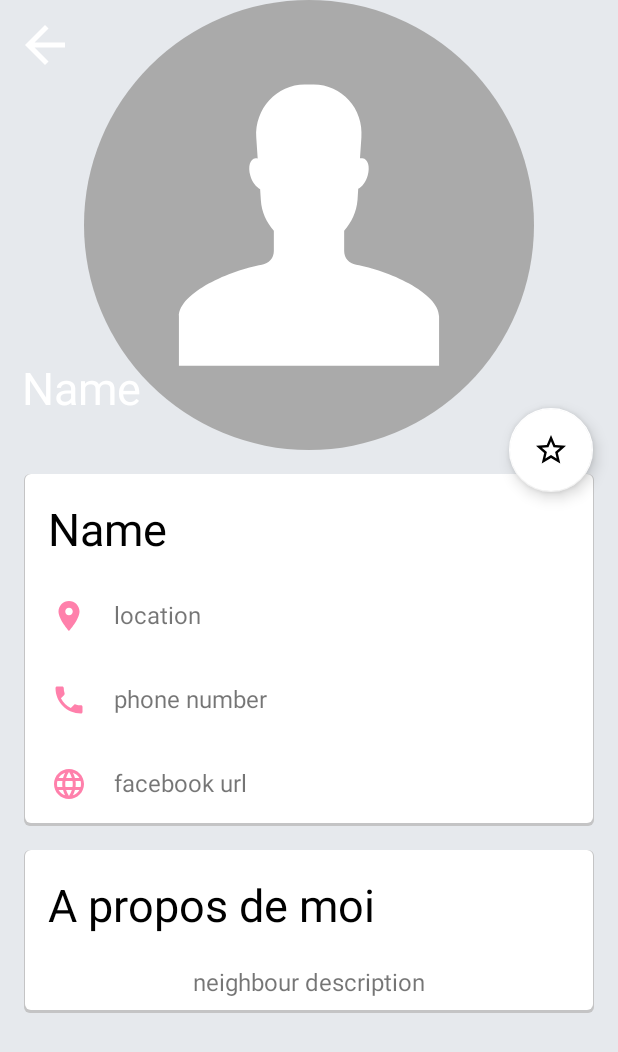
After one commit to axelrbe/Android_projet3, an Android app: the NeighbourInfoActivity screen opened directly, with no data from a screen before it, on a phone screen of 412 x 824 dp. The commit adds this screen. Shown: the top 1052 px of the screen. Run offline under Robolectric (Android 15) with nearby library versions, the phone set to English and light mode, and no system bars; our stand-ins replace ButterKnife; pictures from the network do not load.

Commit message:
add neighbour info page

```diff
--- a/app/src/main/AndroidManifest.xml
+++ b/app/src/main/AndroidManifest.xml
@@ -1,5 +1,6 @@
 <?xml version="1.0" encoding="utf-8"?>
 <manifest xmlns:android="http://schemas.android.com/apk/res/android"
+    xmlns:tools="http://schemas.android.com/tools"
     package="com.openclassrooms.entrevoisins">
 
     <uses-permission android:name="android.permission.INTERNET" />
@@ -12,6 +13,10 @@
         android:roundIcon="@mipmap/ic_launcher_round"
         android:supportsRtl="true"
         android:theme="@style/AppTheme">
+        <activity
+            android:name=".ui.neighbour_list.NeighbourInfoActivity"
+            android:exported="false"
+            android:theme="@style/AppTheme.NoActionBar" />
         <activity
             android:name=".ui.neighbour_list.AddNeighbourActivity"
             android:label="@string/activity_new_neighbour" />
--- a/app/src/main/java/com/openclassrooms/entrevoisins/model/Neighbour.java
+++ b/app/src/main/java/com/openclassrooms/entrevoisins/model/Neighbour.java
@@ -1,11 +1,14 @@
 package com.openclassrooms.entrevoisins.model;
+
+import android.os.Parcel;
+import android.os.Parcelable;
 
 import java.util.Objects;
 
 /**
  * Model object representing a Neighbour
  */
-public class Neighbour {
+public class Neighbour implements Parcelable {
 
     /** Identifier */
     private long id;
@@ -101,4 +104,36 @@ public class Neighbour {
     public int hashCode() {
         return Objects.hash(id);
     }
+
+    public static final Parcelable.Creator<Neighbour> CREATOR = new Parcelable.Creator<Neighbour>() {
+        public Neighbour createFromParcel(Parcel in) {
+            return new Neighbour(in);
+        }
+
+        public Neighbour[] newArray(int size) {
+            return new Neighbour[size];
+        }
+    };
+
+    private Neighbour(Parcel in) {
+        id = in.readInt();
+        name = in.readString();
+        avatarUrl = in.readString();
+        phoneNumber = in.readString();
+        address = in.readString();
+        aboutMe = in.readString();
+    }
+
+    public int describeContents() {
+        return 0;
+    }
+
+    public void writeToParcel(Parcel dest, int flags) {
+        dest.writeInt((int) id);
+        dest.writeString(name);
+        dest.writeString(avatarUrl);
+        dest.writeString(phoneNumber);
+        dest.writeString(address);
+        dest.writeString(aboutMe);
+    }
 }
--- a/app/src/main/java/com/openclassrooms/entrevoisins/ui/neighbour_list/MyNeighbourRecyclerViewAdapter.java
+++ b/app/src/main/java/com/openclassrooms/entrevoisins/ui/neighbour_list/MyNeighbourRecyclerViewAdapter.java
@@ -1,5 +1,9 @@
 package com.openclassrooms.entrevoisins.ui.neighbour_list;
 
+import android.annotation.SuppressLint;
+import android.content.Intent;
+import android.support.annotation.NonNull;
+import android.support.constraint.ConstraintLayout;
 import android.support.v7.widget.RecyclerView;
 import android.view.LayoutInflater;
 import android.view.View;
@@ -21,7 +25,9 @@ import java.util.List;
 import butterknife.BindView;
 import butterknife.ButterKnife;
 
-public class MyNeighbourRecyclerViewAdapter extends RecyclerView.Adapter<MyNeighbourRecyclerViewAdapter.ViewHolder> {
+public class MyNeighbourRecyclerViewAdapter extends RecyclerView.Adapter<MyNeighbourRecyclerViewAdapter.ViewHolder>{
+
+    public static final String NEIGHBOUR_INFO = "getNeighbourInfoWithExtra";
 
     private final List<Neighbour> mNeighbours;
 
@@ -29,6 +35,7 @@ public class MyNeighbourRecyclerViewAdapter extends RecyclerView.Adapter<MyNeigh
         mNeighbours = items;
     }
 
+    @NonNull
     @Override
     public ViewHolder onCreateViewHolder(ViewGroup parent, int viewType) {
         View view = LayoutInflater.from(parent.getContext())
@@ -45,11 +52,13 @@ public class MyNeighbourRecyclerViewAdapter extends RecyclerView.Adapter<MyNeigh
                 .apply(RequestOptions.circleCropTransform())
                 .into(holder.mNeighbourAvatar);
 
-        holder.mDeleteButton.setOnClickListener(new View.OnClickListener() {
-            @Override
-            public void onClick(View v) {
-                EventBus.getDefault().post(new DeleteNeighbourEvent(neighbour));
-            }
+        holder.mDeleteButton.setOnClickListener(v -> EventBus.getDefault().post(new DeleteNeighbourEvent(neighbour)));
+
+        //Listener sur tout les fragments
+        holder.mNeighbourCard.setOnClickListener(v -> {
+            Intent intent = new Intent(v.getContext(), NeighbourInfoActivity.class);
+            intent.putExtra(NEIGHBOUR_INFO, neighbour);
+            v.getContext().startActivity(intent);
         });
     }
 
@@ -58,13 +67,15 @@ public class MyNeighbourRecyclerViewAdapter extends RecyclerView.Adapter<MyNeigh
         return mNeighbours.size();
     }
 
-    public class ViewHolder extends RecyclerView.ViewHolder {
+    public static class ViewHolder extends RecyclerView.ViewHolder {
         @BindView(R.id.item_list_avatar)
         public ImageView mNeighbourAvatar;
         @BindView(R.id.item_list_name)
         public TextView mNeighbourName;
         @BindView(R.id.item_list_delete_button)
         public ImageButton mDeleteButton;
+        @BindView(R.id.neighbour_card)
+        public ConstraintLayout mNeighbourCard;
 
         public ViewHolder(View view) {
             super(view);
--- /dev/null
+++ b/app/src/main/java/com/openclassrooms/entrevoisins/ui/neighbour_list/NeighbourInfoActivity.java
@@ -0,0 +1,73 @@
+package com.openclassrooms.entrevoisins.ui.neighbour_list;
+
+import android.content.Intent;
+import android.os.Bundle;
+import android.support.design.widget.FloatingActionButton;
+import android.support.v7.app.AppCompatActivity;
+import android.util.Log;
+import android.widget.ImageView;
+import android.widget.TextView;
+
+import com.bumptech.glide.Glide;
+import com.openclassrooms.entrevoisins.R;
+import com.openclassrooms.entrevoisins.model.Neighbour;
+
+import java.io.Serializable;
+
+import butterknife.BindView;
+import butterknife.ButterKnife;
+
+public class NeighbourInfoActivity extends AppCompatActivity implements Serializable {
+    public static final String TAG = "neighbourInfo";
+
+    TextView neighbourName1;
+    TextView neighbourName2;
+    TextView neighbourDesc;
+    TextView neighbourFacebookUrl;
+    TextView neighbourPhoneNumber;
+    TextView neighbourAddress;
+    ImageView profileImage;
+    FloatingActionButton neighbourFavoriteBtn;
+
+    ImageView arrowBack;
+
+    protected Neighbour neighbour;
+
+    @Override
+    public void onCreate(Bundle savedInstanceState) {
+        super.onCreate(savedInstanceState);
+        setContentView(R.layout.activity_neighbour_info);
+        ButterKnife.bind(this);
+
+        neighbour = getIntent().getParcelableExtra(MyNeighbourRecyclerViewAdapter.NEIGHBOUR_INFO);
+
+        neighbourName1 = findViewById(R.id.neighbour_name);
+        neighbourName2 = findViewById(R.id.neighbour_name2);
+        neighbourDesc = findViewById(R.id.neighbour_desc);
+        neighbourAddress = findViewById(R.id.neighbour_location);
+        neighbourPhoneNumber = findViewById(R.id.neighbour_phone_number);
+        neighbourFacebookUrl = findViewById(R.id.neighbour_facebook_url);
+        neighbourFavoriteBtn = findViewById(R.id.neighbour_favorite);
+        arrowBack = findViewById(R.id.arrow_back);
+        profileImage = findViewById(R.id.neighbour_profile_picture);
+
+        arrowBack.setOnClickListener(v -> {
+            Intent intent = new Intent(v.getContext(), ListNeighbourActivity.class);
+            v.getContext().startActivity(intent);
+        });
+
+        setAllNeighbourInfos();
+    }
+
+    private void setAllNeighbourInfos() {
+        if(neighbour != null) {
+            neighbourName1.setText(neighbour.getName());
+            neighbourName2.setText(neighbour.getName());
+            neighbourDesc.setText(neighbour.getAboutMe());
+            neighbourFacebookUrl.setText(String.format("www.facebook.com/%s", neighbour.getName()));
+            neighbourPhoneNumber.setText(neighbour.getPhoneNumber());
+            neighbourAddress.setText(neighbour.getAddress());
+            Glide.with(this).load(neighbour.getAvatarUrl()).centerCrop().into(profileImage);
+        }
+    }
+}
--- /dev/null
+++ b/app/src/main/res/drawable/baseline_arrow_back_24.xml
@@ -0,0 +1,5 @@
+<vector android:autoMirrored="true" android:height="40dp"
+    android:tint="#FFFFFF" android:viewportHeight="24"
+    android:viewportWidth="24" android:width="40dp" xmlns:android="http://schemas.android.com/apk/res/android">
+    <path android:fillColor="@android:color/white" android:pathData="M20,11H7.83l5.59,-5.59L12,4l-8,8 8,8 1.41,-1.41L7.83,13H20v-2z"/>
+</vector>
--- /dev/null
+++ b/app/src/main/res/drawable/baseline_language_24.xml
@@ -0,0 +1,5 @@
+<vector android:height="24dp" android:tint="@color/colorAccent"
+    android:viewportHeight="24" android:viewportWidth="24"
+    android:width="24dp" xmlns:android="http://schemas.android.com/apk/res/android">
+    <path android:fillColor="@android:color/white" android:pathData="M11.99,2C6.47,2 2,6.48 2,12s4.47,10 9.99,10C17.52,22 22,17.52 22,12S17.52,2 11.99,2zM18.92,8h-2.95c-0.32,-1.25 -0.78,-2.45 -1.38,-3.56 1.84,0.63 3.37,1.91 4.33,3.56zM12,4.04c0.83,1.2 1.48,2.53 1.91,3.96h-3.82c0.43,-1.43 1.08,-2.76 1.91,-3.96zM4.26,14C4.1,13.36 4,12.69 4,12s0.1,-1.36 0.26,-2h3.38c-0.08,0.66 -0.14,1.32 -0.14,2 0,0.68 0.06,1.34 0.14,2L4.26,14zM5.08,16h2.95c0.32,1.25 0.78,2.45 1.38,3.56 -1.84,-0.63 -3.37,-1.9 -4.33,-3.56zM8.03,8L5.08,8c0.96,-1.66 2.49,-2.93 4.33,-3.56C8.81,5.55 8.35,6.75 8.03,8zM12,19.96c-0.83,-1.2 -1.48,-2.53 -1.91,-3.96h3.82c-0.43,1.43 -1.08,2.76 -1.91,3.96zM14.34,14L9.66,14c-0.09,-0.66 -0.16,-1.32 -0.16,-2 0,-0.68 0.07,-1.35 0.16,-2h4.68c0.09,0.65 0.16,1.32 0.16,2 0,0.68 -0.07,1.34 -0.16,2zM14.59,19.56c0.6,-1.11 1.06,-2.31 1.38,-3.56h2.95c-0.96,1.65 -2.49,2.93 -4.33,3.56zM16.36,14c0.08,-0.66 0.14,-1.32 0.14,-2 0,-0.68 -0.06,-1.34 -0.14,-2h3.38c0.16,0.64 0.26,1.31 0.26,2s-0.1,1.36 -0.26,2h-3.38z"/>
+</vector>
--- /dev/null
+++ b/app/src/main/res/drawable/baseline_local_phone_24.xml
@@ -0,0 +1,5 @@
+<vector android:height="24dp" android:tint="@color/colorAccent"
+    android:viewportHeight="24" android:viewportWidth="24"
+    android:width="24dp" xmlns:android="http://schemas.android.com/apk/res/android">
+    <path android:fillColor="@android:color/white" android:pathData="M6.62,10.79c1.44,2.83 3.76,5.14 6.59,6.59l2.2,-2.2c0.27,-0.27 0.67,-0.36 1.02,-0.24 1.12,0.37 2.33,0.57 3.57,0.57 0.55,0 1,0.45 1,1V20c0,0.55 -0.45,1 -1,1 -9.39,0 -17,-7.61 -17,-17 0,-0.55 0.45,-1 1,-1h3.5c0.55,0 1,0.45 1,1 0,1.25 0.2,2.45 0.57,3.57 0.11,0.35 0.03,0.74 -0.25,1.02l-2.2,2.2z"/>
+</vector>
--- /dev/null
+++ b/app/src/main/res/drawable/baseline_location_on_24.xml
@@ -0,0 +1,5 @@
+<vector android:height="24dp" android:tint="@color/colorAccent"
+    android:viewportHeight="24" android:viewportWidth="24"
+    android:width="24dp" xmlns:android="http://schemas.android.com/apk/res/android">
+    <path android:fillColor="@android:color/white" android:pathData="M12,2C8.13,2 5,5.13 5,9c0,5.25 7,13 7,13s7,-7.75 7,-13c0,-3.87 -3.13,-7 -7,-7zM12,11.5c-1.38,0 -2.5,-1.12 -2.5,-2.5s1.12,-2.5 2.5,-2.5 2.5,1.12 2.5,2.5 -1.12,2.5 -2.5,2.5z"/>
+</vector>
--- /dev/null
+++ b/app/src/main/res/drawable/bg_border_shadow.xml
@@ -0,0 +1,23 @@
+<?xml version="1.0" encoding="utf-8"?>
+<layer-list xmlns:android="http://schemas.android.com/apk/res/android">
+
+    <item>
+        <shape android:shape="rectangle">
+            <solid android:color="#CABBBBBB"/>
+            <corners android:radius="4dp"/>
+        </shape>
+    </item>
+
+    <item android:left="1dp"
+        android:right="1dp"
+        android:top="0dp"
+        android:bottom="2dp">
+
+        <shape android:shape="rectangle">
+            <solid android:color="#FFFFFF"/>
+            <corners android:radius="4dp"/>
+        </shape>
+
+    </item>
+
+</layer-list>
--- a/app/src/main/res/drawable/ic_star_border_white_24dp.xml
+++ b/app/src/main/res/drawable/ic_star_border_white_24dp.xml
@@ -1,4 +1,4 @@
-<vector android:height="24dp" android:tint="#FFFFFF"
+<vector android:height="24dp" android:tint="#000000"
     android:viewportHeight="24.0" android:viewportWidth="24.0"
     android:width="24dp" xmlns:android="http://schemas.android.com/apk/res/android">
     <path android:fillColor="#FF000000" android:pathData="M22,9.24l-7.19,-0.62L12,2 9.19,8.63 2,9.24l5.46,4.73L5.82,21 12,17.27 18.18,21l-1.63,-7.03L22,9.24zM12,15.4l-3.76,2.27 1,-4.28 -3.32,-2.88 4.38,-0.38L12,6.1l1.71,4.04 4.38,0.38 -3.32,2.88 1,4.28L12,15.4z"/>
--- a/app/src/main/res/drawable/ic_star_white_24dp.xml
+++ b/app/src/main/res/drawable/ic_star_white_24dp.xml
@@ -1,4 +1,4 @@
-<vector android:height="24dp" android:tint="#FFFFFF"
+<vector android:height="24dp" android:tint="#FFD700"
     android:viewportHeight="24.0" android:viewportWidth="24.0"
     android:width="24dp" xmlns:android="http://schemas.android.com/apk/res/android">
     <path android:fillColor="#FF000000" android:pathData="M12,17.27L18.18,21l-1.64,-7.03L22,9.24l-7.19,-0.61L12,2 9.19,8.63 2,9.24l5.46,4.73L5.82,21z"/>
--- /dev/null
+++ b/app/src/main/res/layout/activity_neighbour_info.xml
@@ -0,0 +1,165 @@
+<?xml version="1.0" encoding="utf-8"?>
+<ScrollView
+    xmlns:android="http://schemas.android.com/apk/res/android"
+    xmlns:app="http://schemas.android.com/apk/res-auto"
+    xmlns:tools="http://schemas.android.com/tools"
+    android:layout_width="match_parent"
+    android:layout_height="match_parent"
+    android:background="@color/background_grey"
+    android:orientation="vertical"
+    tools:context=".ui.neighbour_list.NeighbourInfoActivity">
+
+<android.support.constraint.ConstraintLayout
+    android:layout_width="match_parent"
+    android:layout_height="wrap_content">
+
+    <ImageView
+        android:id="@+id/neighbour_profile_picture"
+        android:layout_width="0dp"
+        android:layout_height="300dp"
+        app:layout_constraintEnd_toEndOf="parent"
+        app:layout_constraintStart_toStartOf="parent"
+        app:layout_constraintTop_toTopOf="parent"
+        app:srcCompat="@drawable/ic_account"
+        android:contentDescription="@string/neighbour_profile_picture" />
+
+    <ImageView
+        android:id="@+id/arrow_back"
+        android:layout_width="wrap_content"
+        android:layout_height="wrap_content"
+        android:padding="10dp"
+        app:layout_constraintStart_toStartOf="parent"
+        app:layout_constraintTop_toTopOf="parent"
+        app:srcCompat="@drawable/baseline_arrow_back_24"
+        android:contentDescription="@string/arrow_back" />
+
+    <TextView
+        android:id="@+id/neighbour_name"
+        android:layout_width="wrap_content"
+        android:layout_height="wrap_content"
+        android:layout_marginBottom="21dp"
+        android:text="@string/name"
+        android:textColor="@color/white"
+        android:textSize="30sp"
+        app:layout_constraintBottom_toBottomOf="@+id/neighbour_profile_picture"
+        app:layout_constraintEnd_toStartOf="@+id/neighbour_favorite"
+        app:layout_constraintHorizontal_bias="0.056"
+        app:layout_constraintStart_toStartOf="parent"
+        app:layout_constraintTop_toBottomOf="@+id/arrow_back"
+        app:layout_constraintVertical_bias="1.0" />
+
+    <android.support.design.widget.FloatingActionButton
+        android:id="@+id/neighbour_favorite"
+        android:layout_width="wrap_content"
+        android:layout_height="wrap_content"
+        android:layout_marginTop="272dp"
+        android:clickable="true"
+        android:contentDescription="@string/neighbour_favorite_btn"
+        android:focusable="true"
+        android:src="@drawable/ic_star_border_white_24dp"
+        app:backgroundTint="@color/white"
+        app:layout_constraintEnd_toEndOf="parent"
+        app:layout_constraintHorizontal_bias="0.954"
+        app:layout_constraintStart_toStartOf="parent"
+        app:layout_constraintTop_toTopOf="parent" />
+
+    <LinearLayout
+        android:id="@+id/linearLayout"
+        android:layout_width="0dp"
+        android:layout_height="wrap_content"
+        android:layout_margin="16dp"
+        android:layout_marginTop="80dp"
+        android:background="@drawable/bg_border_shadow"
+        android:orientation="vertical"
+        app:layout_constraintEnd_toEndOf="parent"
+        app:layout_constraintHorizontal_bias="0.468"
+        app:layout_constraintStart_toStartOf="parent"
+        app:layout_constraintTop_toBottomOf="@+id/neighbour_profile_picture">
+
+        <TextView
+            android:id="@+id/neighbour_name2"
+            android:layout_width="match_parent"
+            android:layout_height="wrap_content"
+            android:paddingStart="16dp"
+            android:paddingTop="16dp"
+            android:paddingEnd="0dp"
+            android:paddingBottom="10dp"
+            android:text="@string/name"
+            android:textColor="@color/black"
+            android:textSize="30sp" />
+
+        <TextView
+            android:id="@+id/neighbour_location"
+            android:layout_width="match_parent"
+            android:layout_height="wrap_content"
+            android:drawableStart="@drawable/baseline_location_on_24"
+            android:drawablePadding="18dp"
+            android:paddingStart="18dp"
+            android:paddingTop="16dp"
+            android:paddingEnd="0dp"
+            android:paddingBottom="16dp"
+            android:text="@string/location"
+            android:textSize="16sp" />
+
+        <TextView
+            android:id="@+id/neighbour_phone_number"
+            android:layout_width="match_parent"
+            android:layout_height="wrap_content"
+            android:drawableStart="@drawable/baseline_local_phone_24"
+            android:drawablePadding="18dp"
+            android:paddingStart="18dp"
+            android:paddingTop="16dp"
+            android:paddingEnd="0dp"
+            android:paddingBottom="16dp"
+            android:text="@string/phone_number"
+            android:textSize="16sp" />
+
+        <TextView
+            android:id="@+id/neighbour_facebook_url"
+            android:layout_width="match_parent"
+            android:layout_height="wrap_content"
+            android:drawableStart="@drawable/baseline_language_24"
+            android:drawablePadding="18dp"
+            android:paddingStart="18dp"
+            android:paddingTop="16dp"
+            android:paddingEnd="0dp"
+            android:paddingBottom="16dp"
+            android:text="@string/facebook_url"
+            android:textSize="16sp" />
+    </LinearLayout>
+
+    <LinearLayout
+        android:layout_width="0dp"
+        android:layout_height="wrap_content"
+        android:layout_marginTop="16dp"
+        android:background="@drawable/bg_border_shadow"
+        android:orientation="vertical"
+        app:layout_constraintEnd_toEndOf="@+id/linearLayout"
+        app:layout_constraintStart_toStartOf="@+id/linearLayout"
+        app:layout_constraintTop_toBottomOf="@+id/linearLayout">
+
+        <TextView
+            android:layout_width="match_parent"
+            android:layout_height="wrap_content"
+            android:paddingStart="16dp"
+            android:paddingTop="16dp"
+            android:paddingEnd="0dp"
+            android:paddingBottom="10dp"
+            android:text="@string/aboutMe"
+            android:textColor="@color/black"
+            android:textSize="30sp" />
+
+        <TextView
+            android:id="@+id/neighbour_desc"
+            android:layout_width="match_parent"
+            android:layout_height="wrap_content"
+            android:gravity="center"
+            android:padding="10dp"
+            android:text="@string/neighbour_description"
+            android:textSize="16sp" />
+
+    </LinearLayout>
+
+</android.support.constraint.ConstraintLayout>
+
+</ScrollView>
--- a/app/src/main/res/layout/fragment_neighbour.xml
+++ b/app/src/main/res/layout/fragment_neighbour.xml
@@ -4,7 +4,8 @@
     xmlns:tools="http://schemas.android.com/tools"
     android:layout_width="match_parent"
     android:layout_height="wrap_content"
-    android:orientation="vertical">
+    android:orientation="vertical"
+    android:id="@+id/neighbour_card">
 
 
     <ImageView
--- a/app/src/main/res/values/colors.xml
+++ b/app/src/main/res/values/colors.xml
@@ -3,4 +3,8 @@
     <color name="colorPrimary">#03A9F4</color>
     <color name="colorPrimaryDark">#0287c3</color>
     <color name="colorAccent">#FF80AB</color>
+    <color name="black">#000000</color>
+    <color name="white">#FFFFFF</color>
+    <color name="background_grey">#E6E9ED</color>
+    <color name="yellow_star">#FFAE00</color>
 </resources>
--- a/app/src/main/res/values/strings.xml
+++ b/app/src/main/res/values/strings.xml
@@ -3,4 +3,13 @@
     <string name="tab_neighbour_title">My neighbours</string>
     <string name="tab_favorites_title">Favorites</string>
     <string name="activity_new_neighbour">New neighbour</string>
+    <string name="name">Name</string>
+    <string name="location">location</string>
+    <string name="phone_number">phone number</string>
+    <string name="facebook_url">facebook url</string>
+    <string name="aboutMe">A propos de moi</string>
+    <string name="neighbour_description">neighbour description</string>
+    <string name="neighbour_favorite_btn">neighbour favorite btn</string>
+    <string name="arrow_back">arrow back</string>
+    <string name="neighbour_profile_picture">Neighbour profile picture</string>
 </resources>
```
